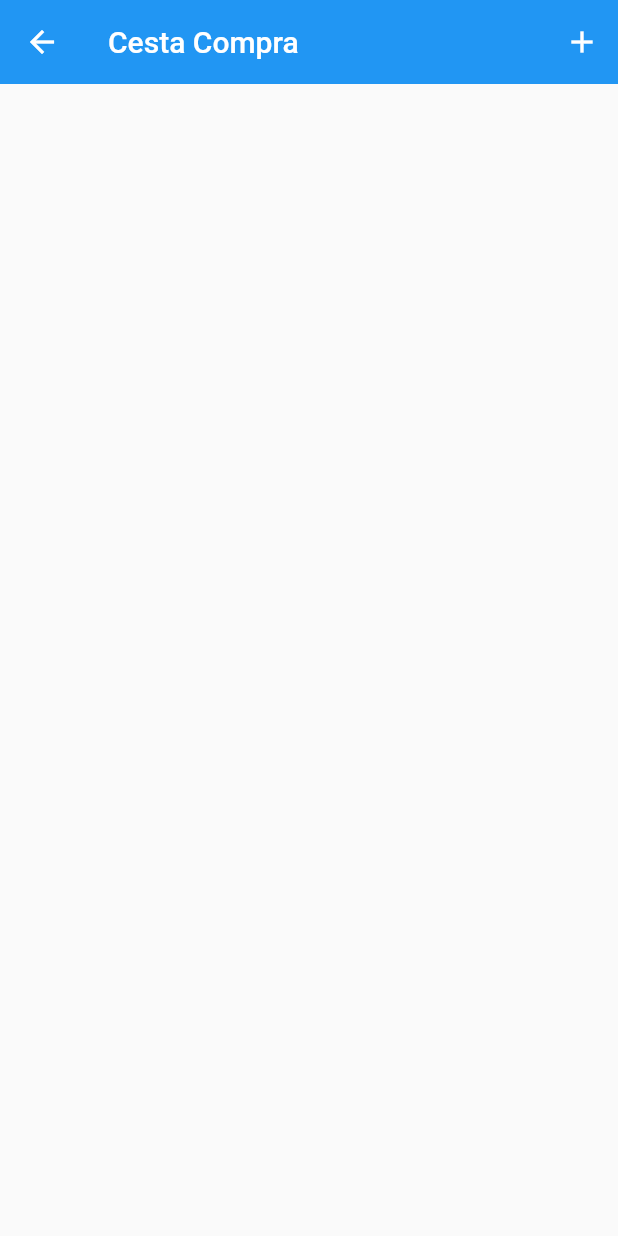
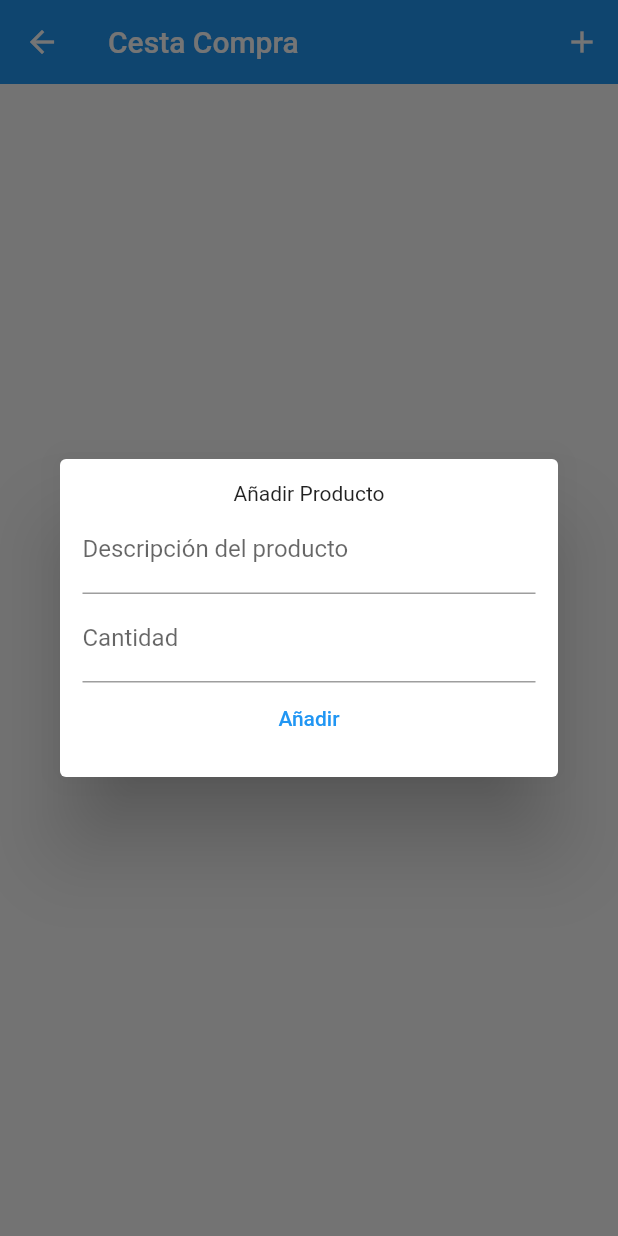
Before and after one commit to mrubios/practica_12_grid_menu, a Flutter app: the CestaCompraPage screen opened directly, after a tap on the "add" icon, on a phone screen of 412 x 824 dp. Run offline on Flutter 3.47's test engine with Material 2 defaults, Android fonts, the light colour scheme and no system bars; our stand-ins replace cloud_firestore, firebase_core, flutter_slidable; accounts and stored records are empty.

Commit message:
Proyecto acabado

```diff
--- a/lib/pages/firebasecrud/cesta_compra_page.dart
+++ b/lib/pages/firebasecrud/cesta_compra_page.dart
@@ -1,7 +1,11 @@
 import 'package:cloud_firestore/cloud_firestore.dart';
 import 'package:flutter/material.dart';
+import 'package:flutter_slidable/flutter_slidable.dart';
+
 
 import '../../models/producto.dart';
+
+const COLLECTION_NAME = 'cesta_compra';
 
 class CestaCompraPage extends StatefulWidget {
   const CestaCompraPage({super.key});
@@ -16,7 +20,7 @@ class _CestaCompraPageState extends State<CestaCompraPage> {
   @override
   void initState() {
     super.initState();
-    FirebaseFirestore.instance.collection('cesta_compra').snapshots().listen(
+    FirebaseFirestore.instance.collection(COLLECTION_NAME).snapshots().listen(
       (productos) {
         mapProductos(productos);
       },
@@ -27,7 +31,7 @@ class _CestaCompraPageState extends State<CestaCompraPage> {
   // Consultamos los registros de la coleccion de Firebase Firestorage
   void fetchProductos() async {
     var lista_productos =
-        await FirebaseFirestore.instance.collection('cesta_compra').get();
+        await FirebaseFirestore.instance.collection(COLLECTION_NAME).get();
     mapProductos(lista_productos);
   }
 
@@ -51,16 +55,161 @@ class _CestaCompraPageState extends State<CestaCompraPage> {
       appBar: AppBar(
         title: const Text('Cesta Compra'),
         elevation: 0,
-        actions: [IconButton(onPressed: () {}, icon: Icon(Icons.add))],
+        actions: [
+          IconButton(
+              onPressed: () {
+                //Abro el Dialogo para introducir los datos
+                showItemDialog("Añadir Producto");
+              },
+              icon: const Icon(Icons.add))
+        ],
       ),
       body: ListView.builder(
           itemCount: listaProductos.length,
           itemBuilder: (context, index) {
-            return ListTile(
-              title: Text(listaProductos[index].descripcion),
-              subtitle: Text(listaProductos[index].cantidad ?? ''),
+            return Slidable(
+              endActionPane: ActionPane(
+                motion: const ScrollMotion(),
+                children: [
+                  SlidableAction(onPressed: (context) {
+                    //updateUser();
+                    showUpdateItemDialog(listaProductos[index].id,
+                    listaProductos[index].descripcion,
+                    listaProductos[index].cantidad ?? "");
+                  },
+                  backgroundColor: Colors.blue,
+                  foregroundColor: Colors.white,
+                  icon: Icons.update,
+                  label: "Actualizar",),
+                  // A SlidableAction can have an icon and/or a label.
+                  SlidableAction(
+                    onPressed: (context) {
+                      eliminarProducto(listaProductos[index].id);
+                      // Muestro un Snackbar diciendo que el producto se ha eliminado
+                      ScaffoldMessenger.of(context).showSnackBar(const SnackBar(
+                          backgroundColor: Colors.redAccent,
+                          content: Text(
+                              'Se ha eliminado el producto correctamente')));
+                    },
+                    backgroundColor: Color(0xFFFE4A49),
+                    foregroundColor: Colors.white,
+                    icon: Icons.delete,
+                    label: 'Delete',
+                  ),
+                ],
+              ),
+              child: ListTile(
+                title: Text(listaProductos[index].descripcion),
+                subtitle: Text(listaProductos[index].cantidad ?? ''),
+              ),
             );
           }),
     );
   }
+
+  void showItemDialog(String info) {
+
+    // 2 - Los EditController necesitan sus controladores asociados
+    var nameController = TextEditingController();
+    var quantityController = TextEditingController();
+    // 1 - Llamamos a showDialog para abrir una ventana emergente
+    showDialog(
+      context: context,
+      builder: (context) {
+        return Dialog(
+          child: Padding(
+            padding: const EdgeInsets.all(15.0),
+            child: Column(
+              mainAxisAlignment: MainAxisAlignment.center,
+              mainAxisSize: MainAxisSize.min,
+              children: [
+                Text(info),
+                TextField(
+                  decoration: const InputDecoration(
+                      labelText: 'Descripción del producto'),
+                  controller: nameController,
+                ),
+                TextField(
+                  decoration: const InputDecoration(labelText: 'Cantidad'),
+                  controller: quantityController,
+                ),
+                TextButton(
+                    onPressed: () {
+                      var descripcion = nameController.text.trim();
+                      var cantidad = quantityController.text.trim();
+                      addProducto(descripcion, cantidad);
+                      Navigator.pop(context);
+                    },
+                    child: const Text('Añadir')),
+              ],
+            ),
+          ),
+        );
+      },
+    );
+  }
+
+  void addProducto(String descripcion, String cantidad) {
+    Producto producto =
+        Producto(id: 'id', descripcion: descripcion, cantidad: cantidad);
+    // Subo la instancia del producto a Firebase
+    FirebaseFirestore.instance
+        .collection(COLLECTION_NAME)
+        .add(producto.toJson());
+  }
+
+  void updateUser(String id, String descripcion, String cantidad){
+      Producto producto_actualizado =
+      Producto(id: 'id', descripcion: descripcion, cantidad: cantidad);
+      FirebaseFirestore.instance.collection(COLLECTION_NAME).doc(id).update(producto_actualizado.toJson());
+  }
+
+  void eliminarProducto(String id) {
+    FirebaseFirestore.instance.collection(COLLECTION_NAME).doc(id).delete();
+  }
+
+  void showUpdateItemDialog(String id, String descripcion, String cantidad) {
+
+    // 2 - Los EditController necesitan sus controladores asociados
+    var nameController = TextEditingController(text: descripcion);
+    var quantityController = TextEditingController(text: cantidad);
+    // 1 - Llamamos a showDialog para abrir una ventana emergente
+    showDialog(
+      context: context,
+      builder: (context) {
+        return Dialog(
+          child: Padding(
+            padding: const EdgeInsets.all(15.0),
+            child: Column(
+              mainAxisAlignment: MainAxisAlignment.center,
+              mainAxisSize: MainAxisSize.min,
+              children: [
+                Text("Update"),
+                TextField(
+                  decoration: const InputDecoration(
+                      labelText: 'Descripción del producto',
+                      ),
+                  controller: nameController,
+
+
+                ),
+                TextField(
+                  decoration: const InputDecoration(labelText: 'Cantidad'),
+                  controller: quantityController,
+                ),
+                TextButton(
+                    onPressed: () {
+                      var descripcion = nameController.text.trim();
+                      var cantidad = quantityController.text.trim();
+                      updateUser(id, descripcion, cantidad);
+                      Navigator.pop(context);
+                    },
+                    child: const Text('Actualizar')),
+              ],
+            ),
+          ),
+        );
+      },
+    );
+  }
 }
--- a/pubspec.yaml
+++ b/pubspec.yaml
@@ -38,6 +38,7 @@ dependencies:
   firebase_core: ^2.5.0
   cloud_firestore: ^4.3.2
   http: ^0.13.5
+  flutter_slidable: ^2.0.0
 
 dev_dependencies:
   flutter_test:
```
Also changed, not shown: pubspec.lock.
